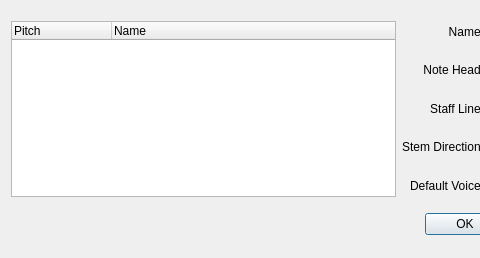
This is mscore/mscore/editdrumset.ui in musescore/musescore-old as Qt 5 draws it before an edit; both pictures show x 0 to 480 and y 0 to 258 of the 688 by 258 pixel window. The edited form follows.
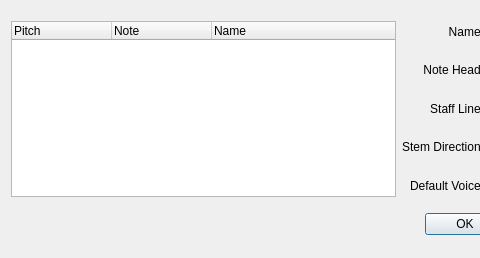
This is the edited form. Custom widgets are drawn as their Qt base class.

```diff
--- a/mscore/mscore/editdrumset.ui
+++ b/mscore/mscore/editdrumset.ui
@@ -140,11 +140,27 @@
        <string>Pitch</string>
       </property>
      </column>
+     <column>
+      <property name="text" >
+       <string>Note</string>
+      </property>
+     </column>
      <column>
       <property name="text" >
        <string>Name</string>
       </property>
      </column>
+     <item>
+      <property name="text" >
+       <string/>
+      </property>
+      <property name="text" >
+       <string/>
+      </property>
+      <property name="text" >
+       <string/>
+      </property>
+     </item>
     </widget>
    </item>
   </layout>
```
Left out of the diff: 15 changed lines with no effect on the pictures.
